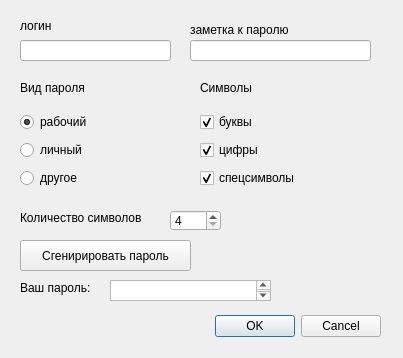
ulianaonufrienko/password_manager, file creating_password.ui: the form before one commit.
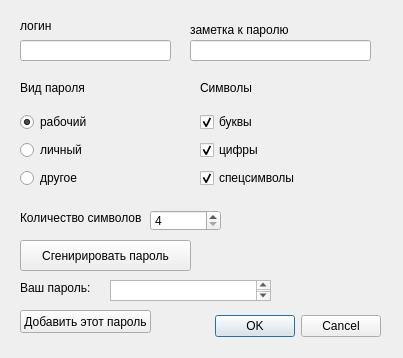
The form after the commit.

```diff
--- a/creating_password.ui
+++ b/creating_password.ui
@@ -81,9 +81,9 @@
   <widget class="QSpinBox" name="quantity">
    <property name="geometry">
     <rect>
-     <x>170</x>
+     <x>150</x>
      <y>210</y>
-     <width>51</width>
+     <width>71</width>
      <height>21</height>
     </rect>
    </property>
@@ -91,7 +91,7 @@
     <number>4</number>
    </property>
    <property name="maximum">
-    <number>10</number>
+    <number>128</number>
    </property>
   </widget>
   <widget class="QWidget" name="verticalLayoutWidget_2">
@@ -244,6 +244,19 @@
     <string>Ваш пароль:</string>
    </property>
   </widget>
+  <widget class="QPushButton" name="create_this_password">
+   <property name="geometry">
+    <rect>
+     <x>20</x>
+     <y>310</y>
+     <width>131</width>
+     <height>23</height>
+    </rect>
+   </property>
+   <property name="text">
+    <string>Добавить этот пароль</string>
+   </property>
+  </widget>
  </widget>
  <resources/>
  <connections>
```
Left out of the diff: 2 changed lines with no effect on the pictures.
